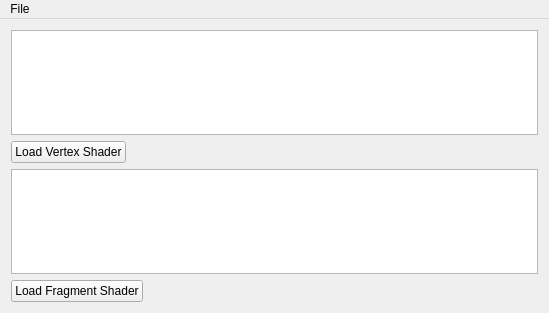
This is mainwindow.ui in gjpower/qt-opengl-shader-tester as Qt 5 draws it before an edit. The edited form follows.
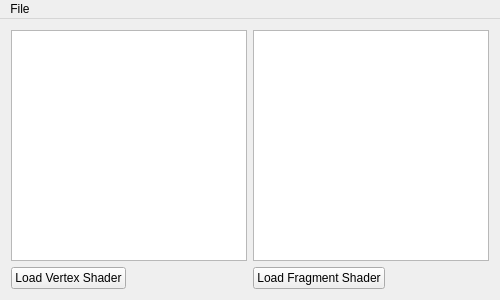
This is the edited form.

Commit message: File saving implemented and new layot

Patch:
```diff
--- a/mainwindow.ui
+++ b/mainwindow.ui
@@ -6,10 +6,16 @@
    <rect>
     <x>0</x>
     <y>0</y>
-    <width>549</width>
-    <height>313</height>
+    <width>500</width>
+    <height>300</height>
    </rect>
   </property>
+  <property name="minimumSize">
+   <size>
+    <width>500</width>
+    <height>300</height>
+   </size>
+  </property>
   <property name="windowTitle">
    <string>MainWindow</string>
   </property>
@@ -24,7 +30,7 @@
        <enum>QLayout::SetMaximumSize</enum>
       </property>
       <item>
-       <layout class="QVBoxLayout" name="verticalLayout">
+       <layout class="QVBoxLayout" name="verticalLayout_2">
         <item>
          <widget class="QPlainTextEdit" name="plainTextEdit">
           <property name="autoFillBackground">
@@ -56,6 +62,10 @@
           </item>
          </layout>
         </item>
+       </layout>
+      </item>
+      <item>
+       <layout class="QVBoxLayout" name="verticalLayout">
         <item>
          <widget class="QTextEdit" name="textEdit">
           <property name="autoFillBackground">
@@ -98,7 +108,7 @@
     <rect>
      <x>0</x>
      <y>0</y>
-     <width>549</width>
+     <width>500</width>
      <height>21</height>
     </rect>
    </property>
```
The commit also changes 1 other file.
